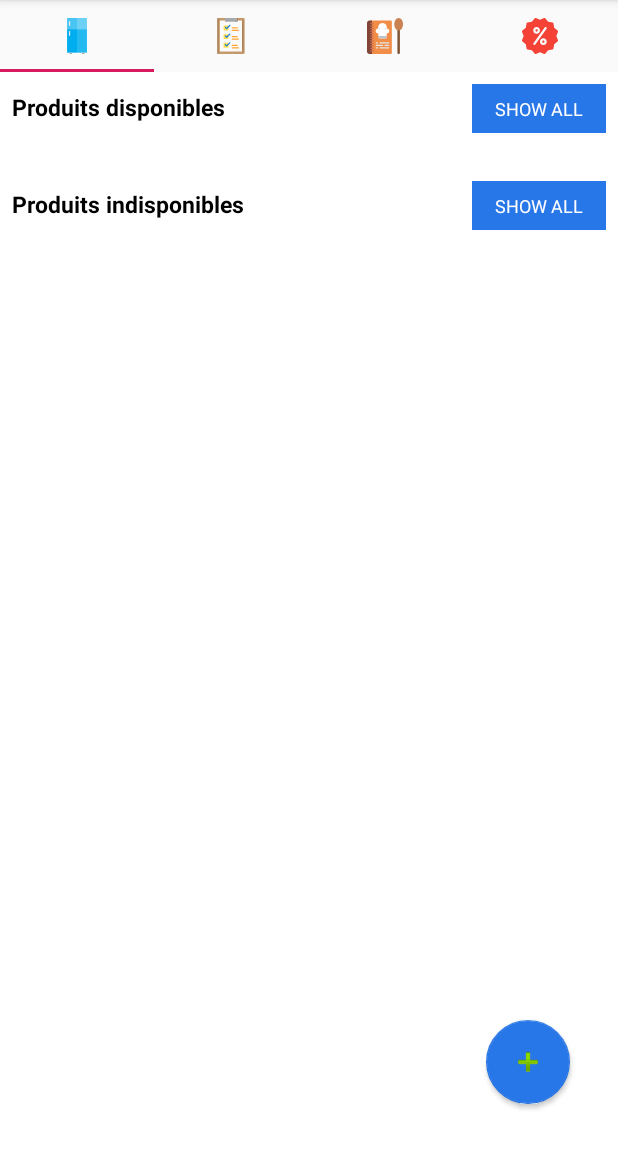
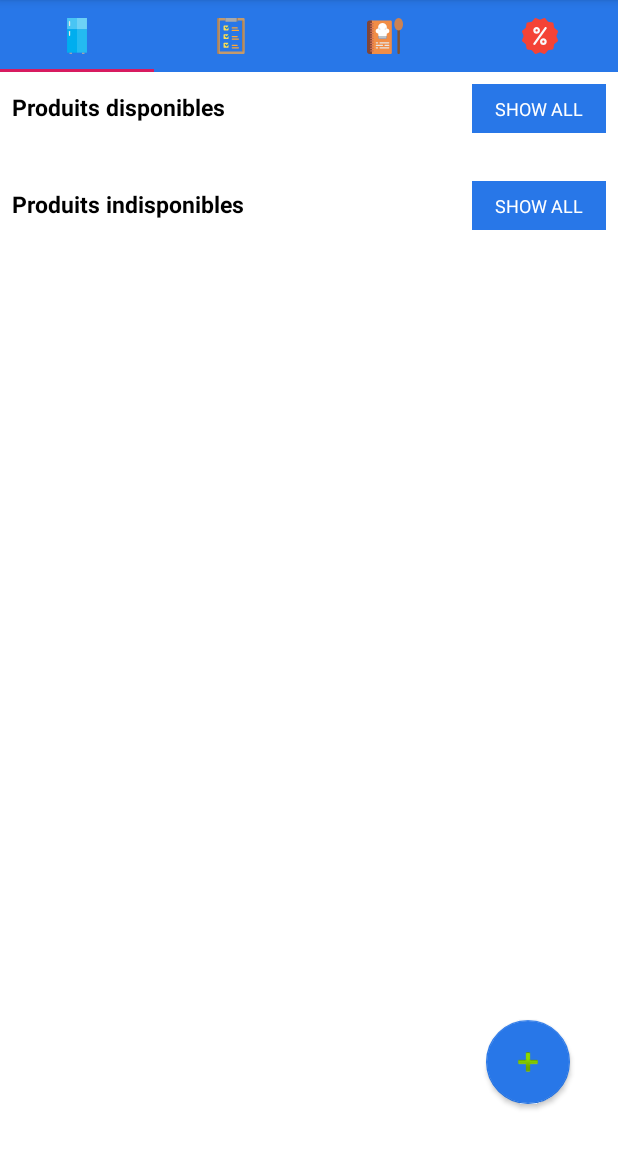
Before and after one commit to letaaz/dans-ton-placard, an Android app: the screen it shows after launch (SettingActivity), after a tap on "Cuisine", on a phone screen of 412 x 824 dp, the part 84-1236 px from its top. Run offline under Robolectric (Android 15) with nearby library versions, the phone set to English and light mode, and no system bars; our stand-ins replace Room's generated code.

Commit message:
fix: change color of tabLayout

```diff
--- a/app/src/main/res/layout/content_setting.xml
+++ b/app/src/main/res/layout/content_setting.xml
@@ -16,6 +16,8 @@
         app:layout_constraintEnd_toEndOf="parent"
         app:layout_constraintStart_toStartOf="parent"
         app:layout_constraintTop_toTopOf="parent"
+        app:tabBackground="@color/colorTabLayoutBackground"
+        app:tabIndicatorFullWidth="true"
         app:tabMode="fixed" />
     <!--app:tabBackground="@color/colorTabLayoutBackground"-->
 
```
